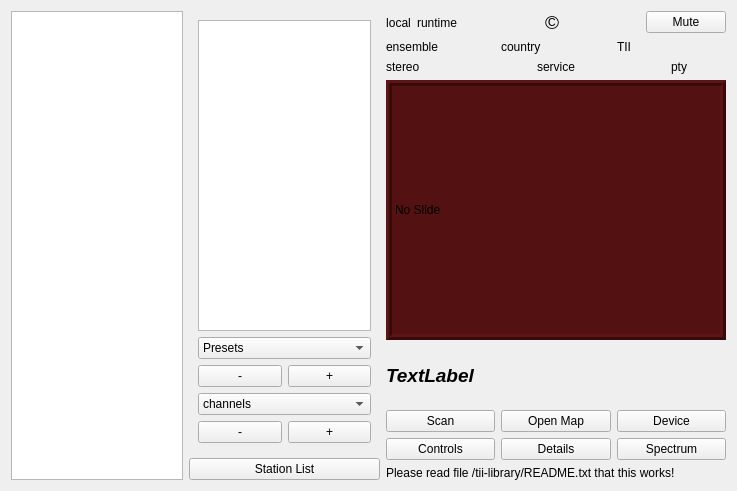
Qt form forms/dabradio.ui (tomneda/DABstar) before a commit.
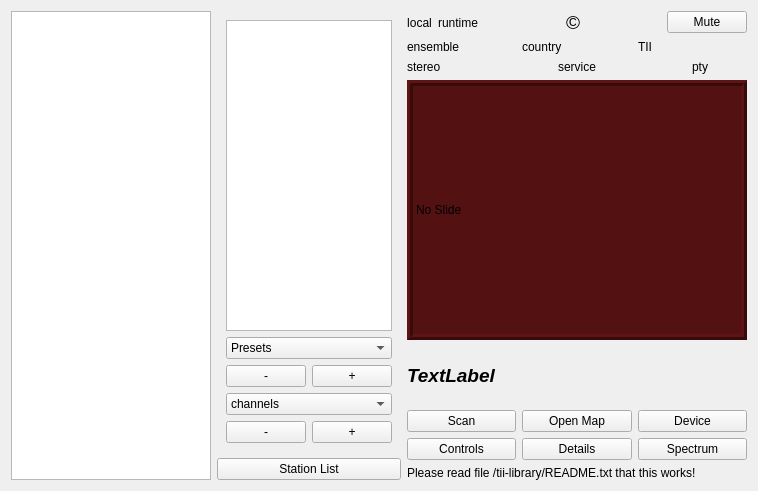
The same form after that commit. Custom widgets are drawn as their Qt base class.

Commit message: Remove service list sorting selection (and other refinements)

The edit to the form file:
```diff
--- a/forms/dabradio.ui
+++ b/forms/dabradio.ui
@@ -18,7 +18,20 @@
   </property>
   <layout class="QHBoxLayout" name="horizontalLayout_5">
    <item>
-    <widget class="QListView" name="serviceListView"/>
+    <widget class="QTreeView" name="serviceTreeView">
+     <property name="sizePolicy">
+      <sizepolicy hsizetype="Fixed" vsizetype="Expanding">
+       <horstretch>0</horstretch>
+       <verstretch>0</verstretch>
+      </sizepolicy>
+     </property>
+     <property name="maximumSize">
+      <size>
+       <width>200</width>
+       <height>16777215</height>
+      </size>
+     </property>
+    </widget>
    </item>
    <item>
     <layout class="QVBoxLayout" name="verticalLayout_2">
@@ -32,7 +45,7 @@
        </property>
        <layout class="QVBoxLayout" name="verticalLayout_3">
         <item>
-         <widget class="smallQListView" name="ensembleDisplay">
+         <widget class="QListView" name="ensembleDisplay">
           <property name="sizePolicy">
            <sizepolicy hsizetype="Preferred" vsizetype="MinimumExpanding">
             <horstretch>2</horstretch>
@@ -484,11 +497,6 @@
    <extends>QComboBox</extends>
    <header>presetcombobox.h</header>
   </customwidget>
-  <customwidget>
-   <class>smallQListView</class>
-   <extends>QListView</extends>
-   <header>smallqlistview.h</header>
-  </customwidget>
   <customwidget>
    <class>newPushButton</class>
    <extends>QPushButton</extends>
```
The commit also changes 4 other files.
